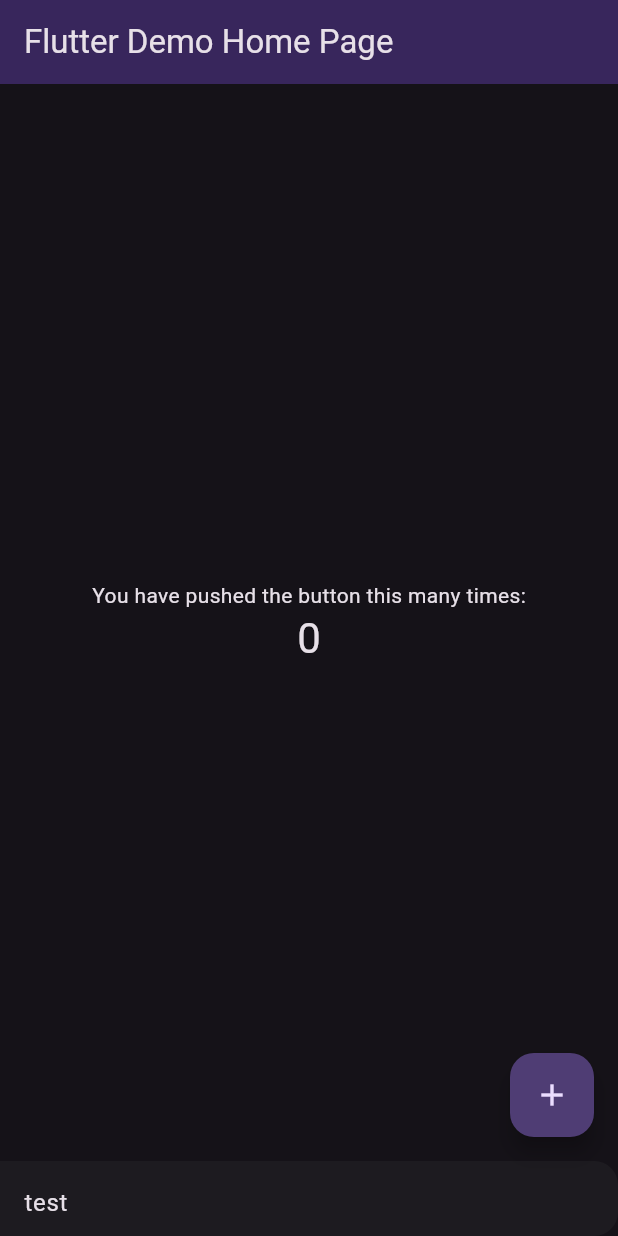
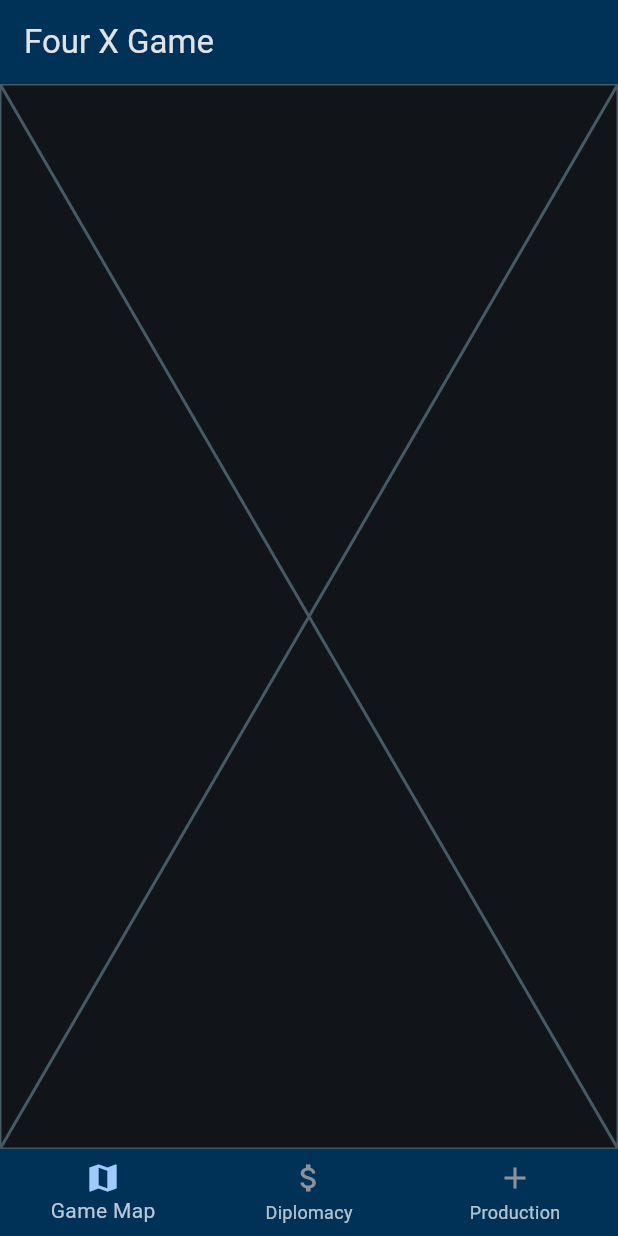
Before and after one commit to CodeableSyth/xfour, a Flutter app: the screen it shows after launch, on a phone screen of 412 x 824 dp. Run offline on Flutter 3.47's test engine with Material 3 defaults, Android fonts, the phone set to English and light mode, and no system bars.

Commit message:
i hope this is enough :)

```diff
--- /dev/null
+++ b/lib/game_map.dart
@@ -0,0 +1,43 @@
+import 'package:flutter/material.dart';
+
+class GameMapPage extends StatefulWidget {
+  const GameMapPage({super.key});
+
+  @override
+  State<GameMapPage> createState() => _GameMapPageState();
+}
+
+class _GameMapPageState extends State<GameMapPage> {
+  static const TextStyle optionStyle = TextStyle(fontSize: 30, fontWeight: FontWeight.bold);
+
+  @override
+  Widget build(BuildContext context) {
+    return const Placeholder();
+  }
+}
+
+// width: double.infinity,
+// height: double.infinity,
+// child: Container(
+//   decoration: const BoxDecoration(
+//     gradient: LinearGradient(
+//       begin: Alignment.topLeft,
+//       end: Alignment(0.8, 1),
+//       colors: <Color>[
+//         Color(0xff1f005c),
+//         Color(0xff5b0060),
+//         Color(0xff870160),
+//         Color(0xffac255e),
+//         Color(0xffca485c),
+//         Color(0xffe16b5c),
+//         Color(0xfff39060),
+//         Color(0xffffb56b),
+//       ], // Gradient from https://learnui.design/tools/gradient-generator.html
+//       tileMode: TileMode.mirror,
+//     ),
+//   ),
+//   child: const Text(
+//     'Index 0: GameMap',
+//     style: optionStyle,
+//   ),
+// ),
--- a/lib/main.dart
+++ b/lib/main.dart
@@ -1,4 +1,8 @@
 import 'package:flutter/material.dart';
+import 'package:fourxgame/diplomacy.dart';
+import 'package:fourxgame/game_map.dart';
+import 'package:fourxgame/people.dart';
+import 'package:fourxgame/production.dart';
 import 'navigation_bar.dart';
 
 void main() {
@@ -12,43 +16,22 @@ class MyApp extends StatelessWidget {
   @override
   Widget build(BuildContext context) {
     return MaterialApp(
-      title: 'Flutter Demo',
+      title: 'Four X Game',
       theme: ThemeData(
-        // This is the theme of your application.
-        //
-        // TRY THIS: Try running your application with "flutter run". You'll see
-        // the application has a purple toolbar. Then, without quitting the app,
-        // try changing the seedColor in the colorScheme below to Colors.green
-        // and then invoke "hot reload" (save your changes or press the "hot
-        // reload" button in a Flutter-supported IDE, or press "r" if you used
-        // the command line to start the app).
-        //
-        // Notice that the counter didn't reset back to zero; the application
-        // state is not lost during the reload. To reset the state, use hot
-        // restart instead.
-        //
-        // This works for code too, not just values: Most code changes can be
-        // tested with just a hot reload.
-        colorScheme: ColorScheme.fromSeed(seedColor: Colors.deepPurple, primary: Colors.black45, brightness: Brightness.dark),
+        colorScheme: ColorScheme.fromSeed(
+            seedColor: Colors.blue,
+            //primary: Colors.black12,
+            brightness: Brightness.dark
+        ),
         useMaterial3: true,
       ),
-      home: const MyHomePage(title: 'Flutter Demo Home Page'),
+      home: const MyHomePage(title: 'Four X Game'),
     );
   }
 }
 
 class MyHomePage extends StatefulWidget {
   const MyHomePage({super.key, required this.title});
-
-  // This widget is the home page of your application. It is stateful, meaning
-  // that it has a State object (defined below) that contains fields that affect
-  // how it looks.
-
-  // This class is the configuration for the state. It holds the values (in this
-  // case the title) provided by the parent (in this case the App widget) and
-  // used by the build method of the State. Fields in a Widget subclass are
-  // always marked "final".
-
   final String title;
 
   @override
@@ -56,72 +39,84 @@ class MyHomePage extends StatefulWidget {
 }
 
 class _MyHomePageState extends State<MyHomePage> {
-  int _counter = 0;
+  // int _counter = 0;
 
-  void _incrementCounter() {
+  int _currentIndex = 0;
+  void onItemTapped (int index) {
     setState(() {
-      // This call to setState tells the Flutter framework that something has
-      // changed in this State, which causes it to rerun the build method below
-      // so that the display can reflect the updated values. If we changed
-      // _counter without calling setState(), then the build method would not be
-      // called again, and so nothing would appear to happen.
-      _counter++;
+      _currentIndex = index;
+      debugPrint("$_currentIndex");
     });
   }
 
+  People peopleMet = People(people: []);
+
+  void addPerson(String person) {
+    setState(() {
+      peopleMet.people.add(person);
+    });
+  }
+
+  final List<Widget> _widgetOptions = [];
+
+
+  @override
+  void initState() {
+    super.initState();
+    _widgetOptions.addAll([
+      const GameMapPage(), //if you want them to know the _currentIndex, you can add them to the classes' constructors
+      DiplomacyPage(peopleMet ,addPerson),
+      const ProductionPage()
+    ]);
+    addPerson("Example1"); //TODO show
+  }
+
+  static const TextStyle optionStyle = TextStyle(fontSize: 30, fontWeight: FontWeight.bold);
+
+
+  //Widget navigationBar = NavigationWidget(onItemTapped);
+
+
+
+  // void _incrementCounter() {
+  //   setState(() {
+  //     _counter++;
+  //   });
+  // }
+
   @override
   Widget build(BuildContext context) {
-    // This method is rerun every time setState is called, for instance as done
-    // by the _incrementCounter method above.
-    //
-    // The Flutter framework has been optimized to make rerunning build methods
-    // fast, so that you can just rebuild anything that needs updating rather
-    // than having to individually change instances of widgets.
     return Scaffold(
       appBar: AppBar(
-        // TRY THIS: Try changing the color here to a specific color (to
-        // Colors.amber, perhaps?) and trigger a hot reload to see the AppBar
-        // change color while the other colors stay the same.
         backgroundColor: Theme.of(context).colorScheme.onPrimary,
-        // Here we take the value from the MyHomePage object that was created by
-        // the App.build method, and use it to set our appbar title.
         title: Text(widget.title),
       ),
-      bottomNavigationBar: const NavigationWidget(),
-      body: Center(
-        // Center is a layout widget. It takes a single child and positions it
-        // in the middle of the parent.
-        child: Column(
-          // Column is also a layout widget. It takes a list of children and
-          // arranges them vertically. By default, it sizes itself to fit its
-          // children horizontally, and tries to be as tall as its parent.
-          //
-          // Column has various properties to control how it sizes itself and
-          // how it positions its children. Here we use mainAxisAlignment to
-          // center the children vertically; the main axis here is the vertical
-          // axis because Columns are vertical (the cross axis would be
-          // horizontal).
-          //
-          // TRY THIS: Invoke "debug painting" (choose the "Toggle Debug Paint"
-          // action in the IDE, or press "p" in the console), to see the
-          // wireframe for each widget.
-          mainAxisAlignment: MainAxisAlignment.center,
-          children: <Widget>[
-            const Text(
-              'You have pushed the button this many times:',
-            ),
-            Text(
-              '$_counter',
-              style: Theme.of(context).textTheme.headlineMedium,
-            ),
-          ],
-        ),
-      ),
-      floatingActionButton: FloatingActionButton(
-        onPressed: _incrementCounter,
-        tooltip: 'Increment',
-        child: const Icon(Icons.add),
-      ), // This trailing comma makes auto-formatting nicer for build methods.
+      //drawer: const NavigationWidget(),
+      //bottomNavigationBar: navigationBar,
+      bottomNavigationBar: NavigationWidget(onItemTapped),
+
+      body: _widgetOptions[_currentIndex],
+      // body: Center(
+      //   child: Column(
+      //     mainAxisAlignment: MainAxisAlignment.center,
+      //     children: <Widget>[
+      //       const Text(
+      //         'You have pushed the button this many times:',
+      //       ),
+      //       Text(
+      //         '$_counter',
+      //         style: Theme.of(context).textTheme.headlineMedium,
+      //       ),
+      //       Text("Current Index: $_currentIndex"),
+      //       _widgetOptions[_currentIndex],
+      //     ],
+      //   ),
+      // ),
+      // floatingActionButton: FloatingActionButton(
+      //   onPressed: _incrementCounter,
+      //   tooltip: 'Increment',
+      //   child: const Icon(Icons.add),
+      // ), // This trailing comma makes auto-formatting nicer for build methods.
     );
   }
 }
--- a/lib/navigation_bar.dart
+++ b/lib/navigation_bar.dart
@@ -1,26 +1,43 @@
 import 'package:flutter/material.dart';
 
-class NavigationWidget extends StatelessWidget {
-  const NavigationWidget({super.key});
+class NavigationWidget extends StatefulWidget {
+  const NavigationWidget(this.onItemTapped, {super.key});
+  final Function onItemTapped;
+  @override
+  State<NavigationWidget> createState() => _NavigationWidgetState();
+}
+
+class _NavigationWidgetState extends State<NavigationWidget> {
+  int _currentIndex = 0;
 
   @override
   Widget build(BuildContext context) {
-    return SizedBox(
-      height: 50,
-      child: NavigationDrawer(
-        //TODO remove me - just a test comment to test push
-        backgroundColor: Theme.of(context).bottomNavigationBarTheme.backgroundColor,
-        elevation: 20,
-        children: [
-          SizedBox(
-            height: 50,
-            child: ListView(
-              // shrinkWrap: true,
-              children: const [ListTile(title: Text('test'),)],
-            ),
-          )
-        ]
-      ),
+
+    return BottomNavigationBar(
+      backgroundColor: Theme.of(context).colorScheme.onPrimary,
+      selectedIconTheme: IconThemeData(color: Theme.of(context).colorScheme.primary,),
+      unselectedIconTheme: IconThemeData(color: Theme.of(context).colorScheme.outline,),
+      items: const [
+        BottomNavigationBarItem(
+          icon: Icon(Icons.map),
+          label: "Game Map",
+        ),
+        BottomNavigationBarItem(
+          icon: Icon(Icons.attach_money),
+          label: "Diplomacy",
+        ),
+        BottomNavigationBarItem(
+          icon: Icon(Icons.add),
+          label: "Production",
+        )
+      ],
+      currentIndex: _currentIndex,
+      onTap: (int index) {
+        setState(() {
+          _currentIndex = index;
+        });
+        widget.onItemTapped(_currentIndex);
+      },
     );
   }
 }
--- /dev/null
+++ b/lib/people.dart
@@ -0,0 +1,28 @@
+import 'package:flutter/material.dart';
+
+class People {
+  People({required this.people, this.color = Colors.red});
+  List<String> people;
+  Color? color;
+
+  List<Card> cardGenerator({required double cardWidth, double cardHeight = 50}) {
+    List<Card> returnItem = [];
+    for (String person in people) {
+      returnItem.add(
+        Card(
+          //child: SizedBox(width: cardWidth, height: cardHeight,
+            child: ListTile(
+              title: Text(person, style: const TextStyle(fontSize: 30, fontWeight: FontWeight.bold,), textAlign: TextAlign.center),
+              //trailing: const Icon(Icons.menu),
+              leading: const Icon(Icons.person, size: 50,),
+              tileColor: color,
+              onTap: () {},
+              shape: RoundedRectangleBorder(borderRadius: BorderRadius.circular(12)),
+            ),
+          //),
+        )
+      );
+    }
+    return returnItem;
+  }
+}
```
Also changed, not shown: lib/diplomacy.dart (added, +56 -0 lines), lib/production.dart (added, +15 -0 lines).
